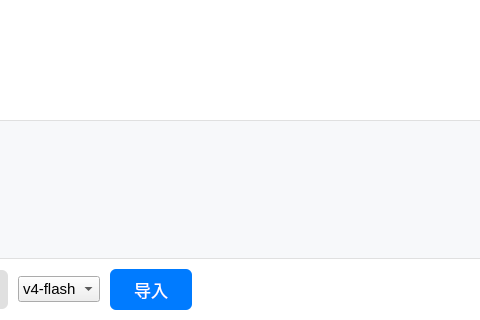
First picture: the form in mainwindow.ui, repository Linggueas/WZL_DeepSeek, before the edit; both pictures show x 354 to 834 and y 380 to 700 of the 1000 by 700 pixel window.
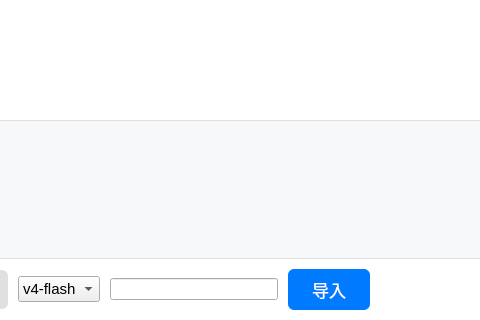
Second picture: the form after the edit. Icons and pictures are not drawn. Custom widgets are drawn as their Qt base class.

What changed in the file:
```diff
--- a/mainwindow.ui
+++ b/mainwindow.ui
@@ -351,6 +351,13 @@
               </item>
              </widget>
             </item>
+            <item>
+             <widget class="QLineEdit" name="lineEdit">
+              <property name="echoMode">
+               <enum>QLineEdit::EchoMode::Password</enum>
+              </property>
+             </widget>
+            </item>
             <item>
              <widget class="QPushButton" name="add_file_pushButton">
               <property name="maximumSize">
```
